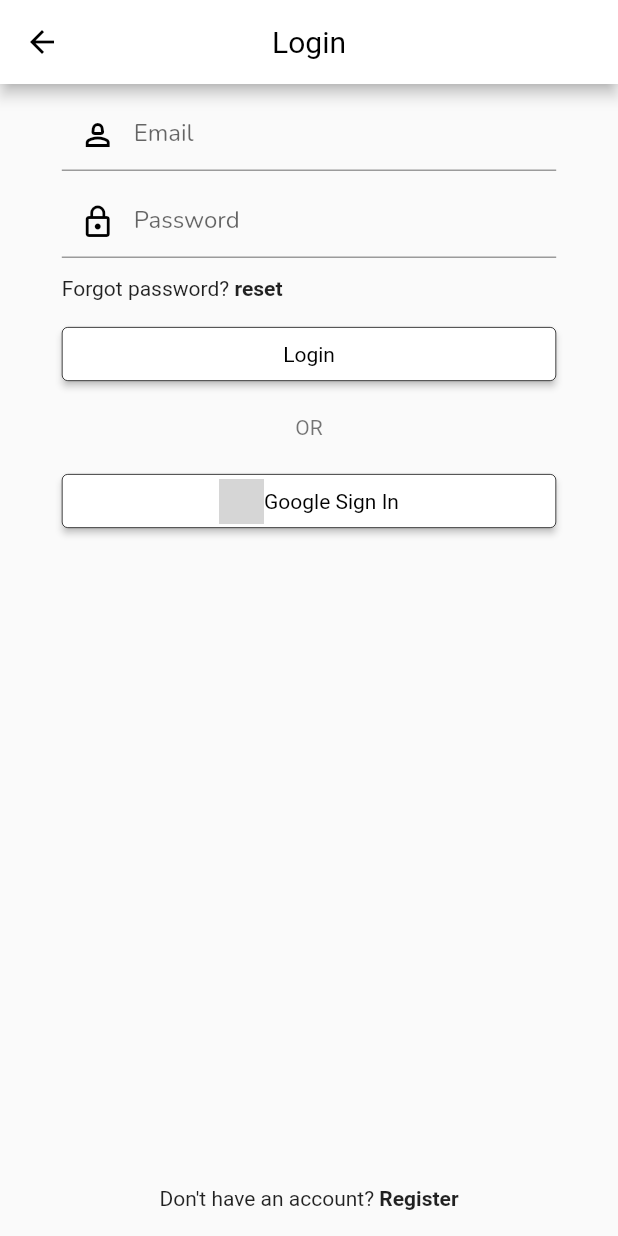
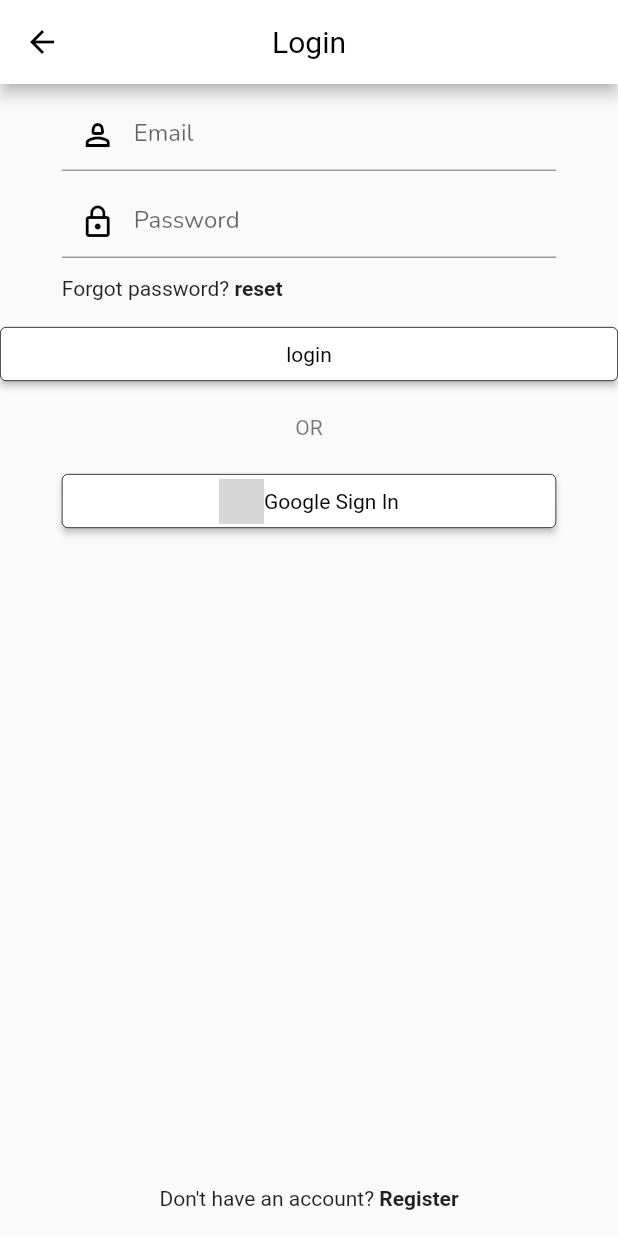
Before and after one commit to agung-w/FL-Mov, a Flutter app: the screen it shows after launch, item 4 of the bottom bar chosen, after a tap on "Login", on a phone screen of 412 x 824 dp. Run offline on Flutter 3.47's test engine with Material 2 defaults, Android fonts, the phone set to English and light mode, and no system bars; our stand-ins replace bloc, carousel_slider, dio, drop_shadow, flutter_bloc, flutter_dotenv and 6 more; missing offline and left inert: dart:ffi, flutter_appauth; network calls fail; grey boxes are pictures that could not be loaded.

Commit message:
Fix layout

```diff
--- a/lib/helper/constants.dart
+++ b/lib/helper/constants.dart
@@ -7,9 +7,9 @@ const GOOGLE_CLIENT_ID_IOS = '<IOS-CLIENT-ID>';
 const GOOGLE_REDIRECT_URI_IOS =
     'com.googleusercontent.apps.<IOS-CLIENT-ID>:/oauthredirect';
 const GOOGLE_CLIENT_ID_ANDROID =
-    '873683966939-kh786hfccp21l99nff2ma1s9mfa4s3if';
+    '873683966939-kh786hfccp21l99nff2ma1s9mfa4s3if.apps.googleusercontent.com';
 const GOOGLE_REDIRECT_URI_ANDROID =
-    'com.googleusercontent.apps.873683966939-kh786hfccp21l99nff2ma1s9mfa4s3if:/oauthredirect';
+    'com.googleusercontent.apps.873683966939-kh786hfccp21l99nff2ma1s9mfa4s3if.apps.googleusercontent.com:/oauthredirect';
 
 String clientID() {
   if (Platform.isAndroid) {
--- a/lib/main.dart
+++ b/lib/main.dart
@@ -1,5 +1,6 @@
 import 'package:flutter/material.dart';
 import 'package:flutter_bloc/flutter_bloc.dart';
+import 'package:flutter_dotenv/flutter_dotenv.dart';
 import 'package:go_router/go_router.dart';
 import 'package:movie_app/bloc/movie_bloc.dart';
 import 'package:movie_app/bloc/user_bloc.dart';
@@ -8,58 +9,18 @@ import 'package:movie_app/presentations/pages/login_page.dart';
 import 'package:movie_app/presentations/pages/main_page.dart';
 import 'package:movie_app/presentations/pages/profile_page.dart';
 
-void main() {
-  runApp(MyApp());
+Future<void> main() async {
+  await dotenv.load(fileName: ".env");
+
+  runApp(const MyApp());
 }
 
 class MyApp extends StatelessWidget {
-  MyApp({super.key});
-  // final GoRouter router = GoRouter(routes: [
-  //   GoRoute(
-  //       path: '/login',
-  //       name: 'login',
-  //       builder: ((context, state) {
-  //         return const LoginPage();
-  //       })),
-  //   GoRoute(
-  //       path: '/',
-  //       name: 'main page',
-  //       builder: (context, state) {
-  //         return const MainPage();
-  //       },
-  //       routes: [
-  //         GoRoute(
-  //             path: 'profile',
-  //             name: 'profile',
-  //             builder: (context, state) {
-  //               return const ProfilePage();
-  //             },
-  //             routes: [
-  //               GoRoute(
-  //                 path: 'edit_profile',
-  //                 name: 'edit_profile',
-  //                 builder: (context, state) {
-  //                   return const EditProfilePage();
-  //                 },
-  //               )
-  //             ])
-  //       ])
-  // ], initialLocation: '/login', debugLogDiagnostics: true, routerNeglect: true);
+  const MyApp({super.key});
+
   @override
   Widget build(BuildContext context) {
     return MultiBlocProvider(
-      // child: BlocListener<UserBloc, UserState>(
-      //   listener: (context, state) {
-      //     state.when(
-      //         signedOut: () => router.goNamed('login'),
-      //         signedIn: (user) => router.goNamed('main page'));
-      //   },
-      // child: MaterialApp.router(
-      //   routeInformationParser: router.routeInformationParser,
-      //   routerDelegate: router.routerDelegate,
-      //   routeInformationProvider: router.routeInformationProvider,
-      //   debugShowCheckedModeBanner: false,
-      // ),
       providers: [
         BlocProvider(
             create: (context) =>
--- a/lib/presentations/pages/in_theater_page.dart
+++ b/lib/presentations/pages/in_theater_page.dart
@@ -38,7 +38,9 @@ class _InTheaterPageState extends State<InTheaterPage> {
                 loaded: (movies) {
                   // return Text(movies.toString());
                   if (movies != null) {
-                    return CarouselSlider.builder(
+                    return Stack(
+                      children: [
+                        CarouselSlider.builder(
                             itemCount: movies.length,
                             itemBuilder: (context, int index, idx) {
                               return Transform.scale(
@@ -51,21 +53,23 @@ class _InTheaterPageState extends State<InTheaterPage> {
                               );
                             },
                             options: CarouselOptions(
-                            height: MediaQuery.of(context).size.height * 0.76,
+                                height:
+                                    MediaQuery.of(context).size.height * 0.82,
                                 // enlargeCenterPage: true,
                                 enableInfiniteScroll: false,
                                 // autoPlay: true,
                                 disableCenter: true,
-                            viewportFraction: 0.85,
-                            aspectRatio: 2.0,
+                                viewportFraction: 0.89,
                                 padEnds: false,
                                 initialPage: _current,
-                            // clipBehavior: Clip.none,
+                                clipBehavior: Clip.none,
                                 onPageChanged: ((index, reason) {
                                   setState(() {
                                     _current = index;
                                   });
-                            })));
+                                }))),
+                      ],
+                    );
                   } else {
                     return const Text("no data");
                   }
--- a/lib/presentations/pages/login_page.dart
+++ b/lib/presentations/pages/login_page.dart
@@ -56,12 +56,23 @@ class LoginPage extends StatelessWidget {
                   )),
             ]),
           ),
-          LargeButton(
-              function: () {
+          ElevatedButton(
+              onPressed: () async {
                 context.read<UserBloc>().add(const UserEvent.signIn(
                     email: "agung@gmail.com", password: "123"));
               },
-              title: "Login"),
+              style: ElevatedButton.styleFrom(
+                  side: const BorderSide(color: Colors.black, width: 0.5),
+                  foregroundColor: Colors.black,
+                  backgroundColor: Colors.white,
+                  textStyle: const TextStyle(fontWeight: FontWeight.normal)),
+              child: Row(
+                mainAxisAlignment: MainAxisAlignment.center,
+                children: const [
+                  Text("login"),
+                ],
+              )),
+          // LargeButton(function: () {}, title: "Login"),
           SizedBox(
             height: 50,
             child: Column(
@@ -121,27 +132,3 @@ class LoginPage extends StatelessWidget {
     );
   }
 }
-
-// class MainPage extends StatelessWidget {
-//   const MainPage({super.key});
-
-//   @override
-//   Widget build(BuildContext context) {
-//     return Center(
-//       child: Column(
-//         children: [
-//           ElevatedButton(
-//               onPressed: () {
-//                 context.goNamed('profile');
-//               },
-//               child: const Text("Profile")),
-//           ElevatedButton(
-//               onPressed: () {
-//                 context.read<UserBloc>().add(const UserEvent.signOut());
-//               },
-//               child: const Text("Logout"))
-//         ],
-//       ),
-//     );
-//   }
-// }
--- a/lib/services/auth_services.dart
+++ b/lib/services/auth_services.dart
@@ -30,7 +30,6 @@ class AuthServices {
         issuer: GOOGLE_ISSUER,
         scopes: ['email', 'profile'],
       );
-      print("1");
       // Requesting the auth token and waiting for the response
       final AuthorizationTokenResponse? result =
           await _appAuth.authorizeAndExchangeCode(
--- a/lib/services/movie_services.dart
+++ b/lib/services/movie_services.dart
@@ -1,19 +1,20 @@
 import 'dart:developer';
 
 import 'package:dio/dio.dart';
+import 'package:flutter_dotenv/flutter_dotenv.dart';
 import 'package:movie_app/entities/movie.dart';
 
 class MovieServices {
   final Dio _dio = Dio();
-  final String baseUrl = "http://10.0.2.2:8000";
   Future<List<Movie>?> getInTheater() async {
     try {
-      Response result = await _dio.get("$baseUrl/api/v1/movies",
-          options: Options(headers: {
-            "Content-Type": "application/json",
-            "Authorization":
-                "Bearer eyJhbGciOiJIUzI1NiJ9.eyJlbWFpbCI6ImFndW5nd2lqYXk3NjFAZ21haWwuY29tIiwidXNlcl9pZCI6MSwiaWF0IjoxNjY5NzQwMzMzfQ.fumv0M2SNpFX0gcSvSfdbrWzw5A1veLBrcJ1wpgOlVs",
-          }));
+      Response result =
+          await _dio.get("${dotenv.env['ticket_api_url']}/api/v1/movies",
+              options: Options(headers: {
+                "Content-Type": "application/json",
+                "Authorization":
+                    "Bearer eyJhbGciOiJIUzI1NiJ9.eyJlbWFpbCI6ImFndW5nd2lqYXk3NjFAZ21haWwuY29tIiwidXNlcl9pZCI6MSwiaWF0IjoxNjY5NzQwMzMzfQ.fumv0M2SNpFX0gcSvSfdbrWzw5A1veLBrcJ1wpgOlVs",
+              }));
       List<Movie> movieList =
           (result.data['data'] as List).map((e) => Movie.fromJson(e)).toList();
 
@@ -23,4 +24,18 @@ class MovieServices {
       return null;
     }
   }
+
+  Future<MovieDetail?> getMovieDetail(int id) async {
+    try {
+      Response result = await _dio.get(
+        "${dotenv.env['tmdb_api_url']}/movie/$id?api_key=${dotenv.env['tmdb_api_key']}&language=en-US",
+      );
+      log(result.toString());
+      MovieDetail movie = MovieDetail.fromJson(result.data);
+      return movie;
+    } on DioError catch (e) {
+      log(e.response.toString());
+      return null;
+    }
+  }
 }
--- a/pubspec.yaml
+++ b/pubspec.yaml
@@ -33,14 +33,19 @@ dependencies:
   carousel_slider: ^4.1.1
   cupertino_icons: ^1.0.2
   dio: ^4.0.6
+  drop_shadow: ^0.0.2+1
+  drop_shadow_image: ^0.9.1
   flutter:
     sdk: flutter
   flutter_appauth: ^4.2.1
   flutter_bloc: ^8.1.1
+  flutter_dotenv: ^5.0.2
   freezed_annotation: ^2.2.0
   go_router: ^5.2.0
   google_fonts: ^3.0.1
   google_nav_bar: ^5.0.6
+  http: ^0.13.5
+  shadow: ^1.5.0
   shared_preferences: ^2.0.15
 
 dev_dependencies:
@@ -64,6 +69,7 @@ flutter:
   assets:
     - assets/google.png
     - assets/tmdb.png
+    - .env
   # An image asset can refer to one or more resolution-specific "variants", see
   # https://flutter.dev/assets-and-images/#resolution-aware
   # For details regarding adding assets from package dependencies, see
```
Also changed, not shown: lib/entities/movie.dart (+21 -0 lines), lib/presentations/pages/in_theater_detail_page.dart (+73 -14 lines), lib/presentations/pages/profile_page.dart (+7 -1 lines), lib/presentations/widgets/in_theater_poster.dart (+41 -32 lines), lib/bloc/movie_bloc.freezed.dart, lib/bloc/user_bloc.freezed.dart, lib/entities/movie.freezed.dart, lib/entities/movie.g.dart, lib/entities/user.freezed.dart, pubspec.lock, 2 other files. Lines whose indentation alone changed are shown as unchanged.
